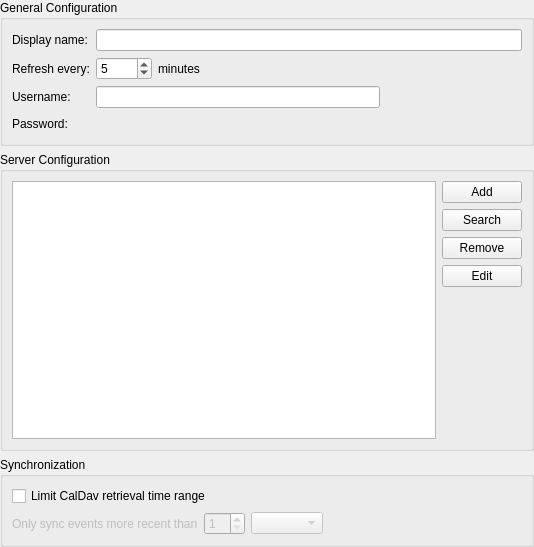
First picture: the form in resources/dav/resource/configdialog.ui, repository KDE/kdepim-runtime, before the edit.
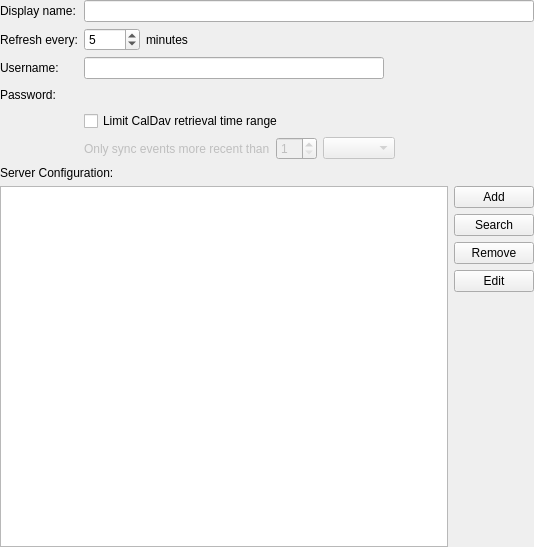
Second picture: the form after the edit. Custom widgets are drawn as their Qt base class.

Commit message: Port Dav config dialog to QFormLayout when possible

Diff of the .ui file:
```diff
--- a/resources/dav/resource/configdialog.ui
+++ b/resources/dav/resource/configdialog.ui
@@ -10,10 +10,7 @@
     <height>547</height>
    </rect>
   </property>
-  <property name="locale">
-   <locale language="English" country="UnitedStates"/>
-  </property>
-  <layout class="QVBoxLayout" name="verticalLayout_4">
+  <layout class="QFormLayout" name="formLayout">
    <property name="leftMargin">
     <number>0</number>
    </property>
@@ -26,14 +23,6 @@
    <property name="bottomMargin">
     <number>0</number>
    </property>
-   <item>
-    <widget class="QGroupBox" name="groupBox_3">
-     <property name="title">
-      <string>General Configuration</string>
-     </property>
-     <layout class="QHBoxLayout" name="horizontalLayout_5">
-      <item>
-       <layout class="QFormLayout" name="formLayout">
         <item row="0" column="0">
          <widget class="QLabel" name="label_6">
           <property name="locale">
@@ -162,21 +151,68 @@
           </item>
          </layout>
         </item>
-       </layout>
-      </item>
-     </layout>
+   <item row="4" column="1">
+    <widget class="QCheckBox" name="kcfg_limitSyncRange">
+     <property name="toolTip">
+      <string>Select this if your calendars contain a lot of events and the server cannot fulfill the requests</string>
+     </property>
+     <property name="text">
+      <string>Limit CalDav retrieval time range</string>
+     </property>
+    </widget>
+   </item>
+   <item row="5" column="1">
+    <layout class="QHBoxLayout" name="horizontalLayout_6">
+     <item>
+      <widget class="QLabel" name="label_5">
+       <property name="enabled">
+        <bool>false</bool>
+       </property>
+       <property name="text">
+        <string>Only sync events more recent than</string>
+       </property>
     </widget>
    </item>
    <item>
-    <widget class="QGroupBox" name="groupBox">
-     <property name="locale">
-      <locale language="English" country="UnitedStates"/>
-     </property>
-     <property name="title">
-      <string>Server Configuration</string>
-     </property>
-     <layout class="QVBoxLayout" name="verticalLayout_3">
+      <widget class="QSpinBox" name="kcfg_syncRangeStartNumber">
+       <property name="enabled">
+        <bool>false</bool>
+       </property>
+       <property name="minimum">
+        <number>1</number>
+       </property>
+      </widget>
+     </item>
       <item>
+      <widget class="QComboBox" name="syncRangeStartType">
+       <property name="enabled">
+        <bool>false</bool>
+       </property>
+      </widget>
+     </item>
+     <item>
+      <spacer name="horizontalSpacer_4">
+       <property name="orientation">
+        <enum>Qt::Horizontal</enum>
+       </property>
+       <property name="sizeHint" stdset="0">
+        <size>
+         <width>40</width>
+         <height>20</height>
+        </size>
+       </property>
+      </spacer>
+     </item>
+    </layout>
+   </item>
+   <item row="6" column="0" colspan="2">
+    <widget class="QLabel" name="label_4">
+     <property name="text">
+      <string>Server Configuration:</string>
+     </property>
+    </widget>
+   </item>
+   <item row="7" column="0" colspan="2">
        <layout class="QHBoxLayout" name="horizontalLayout_3">
         <item>
          <widget class="QTreeView" name="configuredUrls"/>
@@ -227,84 +263,6 @@
          </layout>
         </item>
        </layout>
-      </item>
-     </layout>
-    </widget>
-   </item>
-   <item>
-    <widget class="QGroupBox" name="groupBox_2">
-     <property name="title">
-      <string>Synchronization</string>
-     </property>
-     <layout class="QVBoxLayout" name="verticalLayout_2">
-      <item>
-       <widget class="QCheckBox" name="kcfg_limitSyncRange">
-        <property name="toolTip">
-         <string>Select this if your calendars contain a lot of events and the server cannot fulfill the requests</string>
-        </property>
-        <property name="locale">
-         <locale language="English" country="UnitedStates"/>
-        </property>
-        <property name="text">
-         <string>Limit CalDav retrieval time range</string>
-        </property>
-       </widget>
-      </item>
-      <item>
-       <layout class="QHBoxLayout" name="horizontalLayout_6">
-        <item>
-         <widget class="QLabel" name="label_5">
-          <property name="enabled">
-           <bool>false</bool>
-          </property>
-          <property name="locale">
-           <locale language="English" country="UnitedStates"/>
-          </property>
-          <property name="text">
-           <string>Only sync events more recent than</string>
-          </property>
-         </widget>
-        </item>
-        <item>
-         <widget class="QSpinBox" name="kcfg_syncRangeStartNumber">
-          <property name="enabled">
-           <bool>false</bool>
-          </property>
-          <property name="locale">
-           <locale language="English" country="UnitedStates"/>
-          </property>
-          <property name="minimum">
-           <number>1</number>
-          </property>
-         </widget>
-        </item>
-        <item>
-         <widget class="QComboBox" name="syncRangeStartType">
-          <property name="enabled">
-           <bool>false</bool>
-          </property>
-          <property name="locale">
-           <locale language="English" country="UnitedStates"/>
-          </property>
-         </widget>
-        </item>
-        <item>
-         <spacer name="horizontalSpacer_4">
-          <property name="orientation">
-           <enum>Qt::Horizontal</enum>
-          </property>
-          <property name="sizeHint" stdset="0">
-           <size>
-            <width>40</width>
-            <height>20</height>
-           </size>
-          </property>
-         </spacer>
-        </item>
-       </layout>
-      </item>
-     </layout>
-    </widget>
    </item>
   </layout>
  </widget>
```
Left out of the diff: 21 changed lines with no effect on the pictures. Lines whose indentation alone changed are shown as unchanged. The commit also changes 2 other files.
